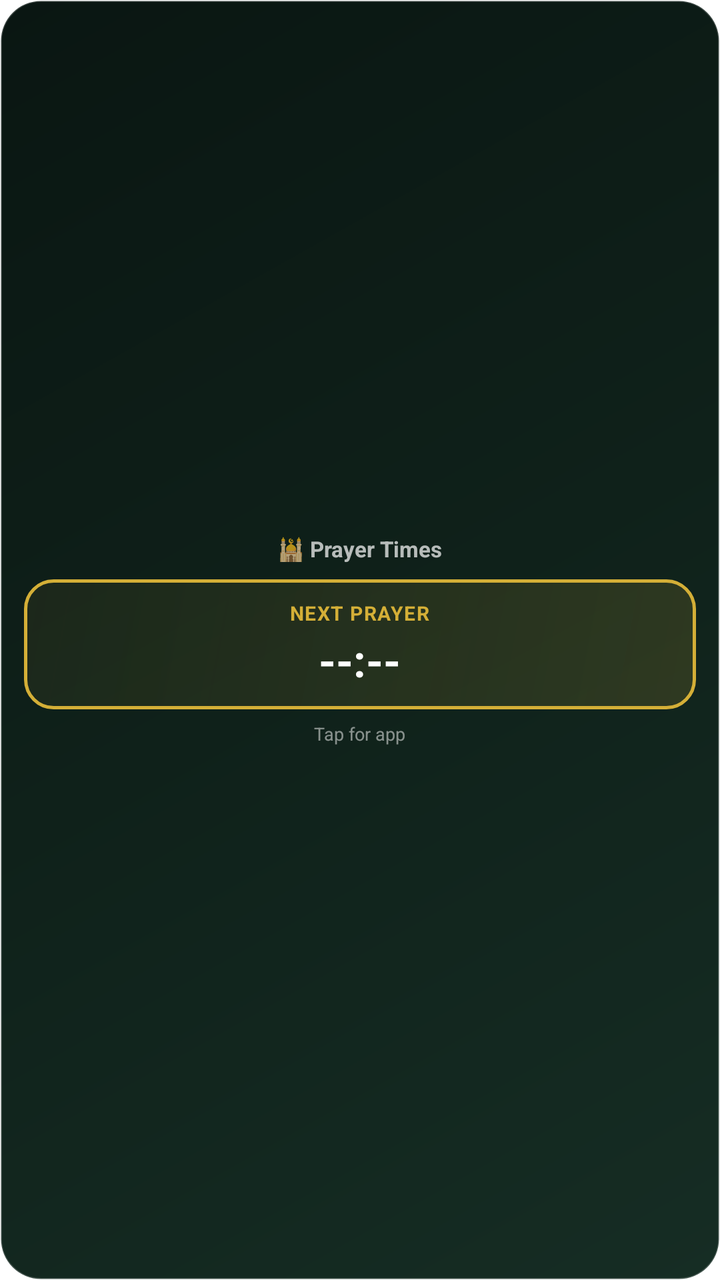
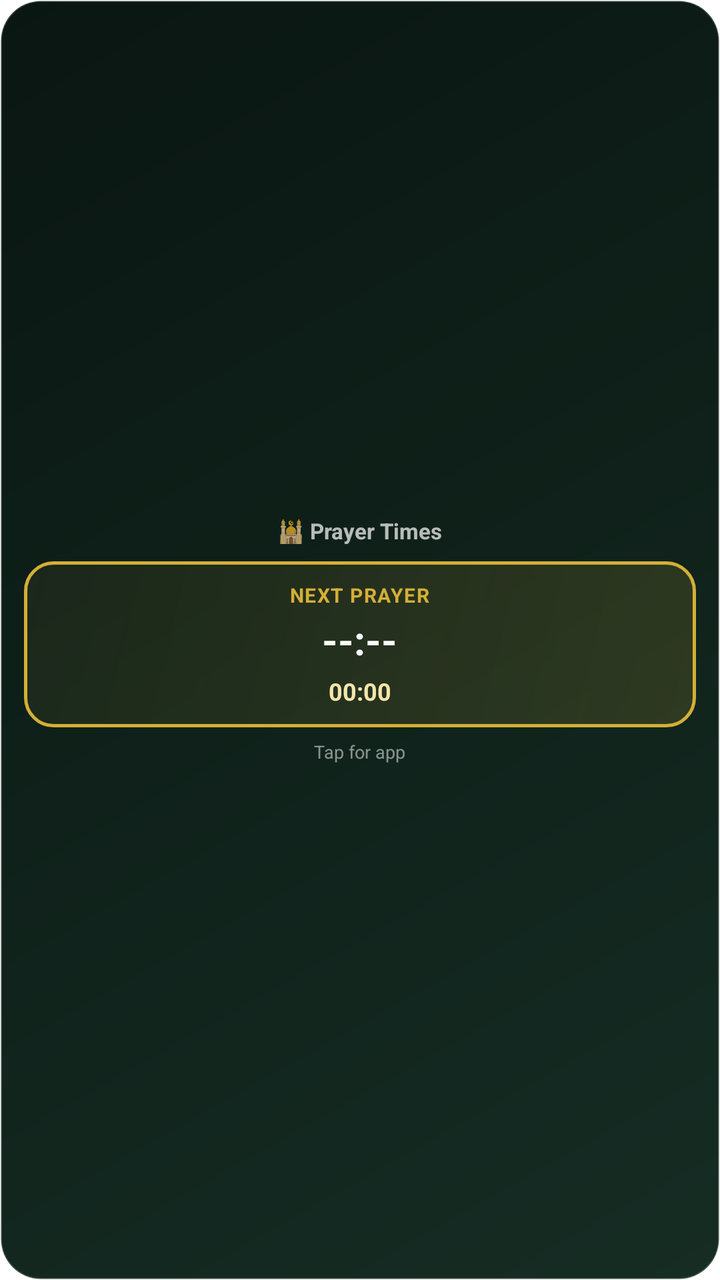

Before-and-after screenshots of an Android layout around one commit, followed by the original layout XML and the change that was made.
<!-- AndroidManifest.xml: fallback theme Theme.MaterialComponents.DayNight.NoActionBar -->
<!-- res/layout/prayer_times_widget_small.xml -->
<?xml version="1.0" encoding="utf-8"?>
<LinearLayout xmlns:android="http://schemas.android.com/apk/res/android"
    android:id="@+id/widget_small_root"
    android:layout_width="match_parent"
    android:layout_height="match_parent"
    android:background="@drawable/widget_bg"
    android:gravity="center"
    android:orientation="vertical"
    android:padding="12dp">

    
    <LinearLayout
        android:layout_width="wrap_content"
        android:layout_height="wrap_content"
        android:gravity="center"
        android:orientation="horizontal">

        <TextView
            android:layout_width="wrap_content"
            android:layout_height="wrap_content"
            android:text="🕌 Prayer Times"
            android:textColor="#B3FFFFFF"
            android:textSize="11sp"
            android:textStyle="bold" />
    </LinearLayout>

    
    <LinearLayout
        android:id="@+id/next_prayer_card"
        android:layout_width="match_parent"
        android:layout_height="wrap_content"
        android:layout_marginTop="8dp"
        android:background="@drawable/widget_card_active_bg"
        android:gravity="center"
        android:orientation="vertical"
        android:padding="10dp">

        <TextView
            android:id="@+id/next_prayer_name"
            android:layout_width="wrap_content"
            android:layout_height="wrap_content"
            android:text="NEXT PRAYER"
            android:textColor="#D4AF37"
            android:textSize="10sp"
            android:textStyle="bold"
            android:letterSpacing="0.05" />

        <TextView
            android:id="@+id/next_prayer_time"
            android:layout_width="wrap_content"
            android:layout_height="wrap_content"
            android:layout_marginTop="2dp"
            android:text="--:--"
            android:textColor="#FFFFFF"
            android:textSize="22sp"
            android:textStyle="bold" />
    </LinearLayout>

    <TextView
        android:id="@+id/sub_info_text"
        android:layout_width="wrap_content"
        android:layout_height="wrap_content"
        android:layout_marginTop="6dp"
        android:text="Tap for app"
        android:textColor="#80FFFFFF"
        android:textSize="9sp" />
</LinearLayout>
<!-- resources referenced by this layout -->
<resources>
  <!-- drawable widget_bg (drawable) -->
  <?xml version="1.0" encoding="utf-8"?>
  <shape xmlns:android="http://schemas.android.com/apk/res/android"
      android:shape="rectangle">
      <gradient
          android:angle="135"
          android:startColor="#162D24"
          android:centerColor="#0F211A"
          android:endColor="#0A1612"
          android:type="linear" />
      <corners android:radius="20dp" />
      <stroke
          android:width="1dp"
          android:color="#33FFFFFF" />
  </shape>
  <!-- drawable widget_card_active_bg (drawable) -->
  <?xml version="1.0" encoding="utf-8"?>
  <shape xmlns:android="http://schemas.android.com/apk/res/android"
      android:shape="rectangle">
      <gradient
          android:angle="135"
          android:startColor="#26D4AF37"
          android:endColor="#10D4AF37"
          android:type="linear" />
      <corners android:radius="14dp" />
      <stroke
          android:width="1.5dp"
          android:color="#D4AF37" />
  </shape>
</resources>

<!-- the commit's change to res/layout/prayer_times_widget_small.xml (unified diff, before → after) -->
@@ -52,7 +52,16 @@
             android:layout_marginTop="2dp"
             android:text="--:--"
             android:textColor="#FFFFFF"
-            android:textSize="22sp"
+            android:textSize="20sp"
+            android:textStyle="bold" />
+
+        <Chronometer
+            android:id="@+id/small_countdown_chronometer"
+            android:layout_width="wrap_content"
+            android:layout_height="wrap_content"
+            android:layout_marginTop="4dp"
+            android:textColor="#F3E5AB"
+            android:textSize="12sp"
             android:textStyle="bold" />
     </LinearLayout>
 
